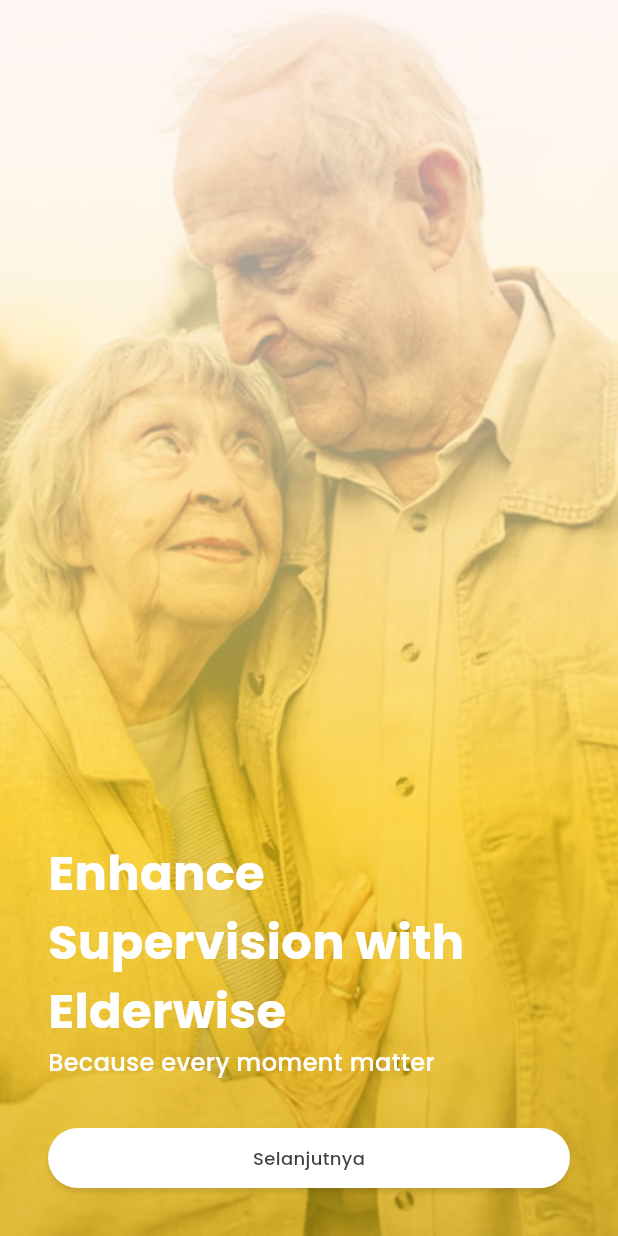
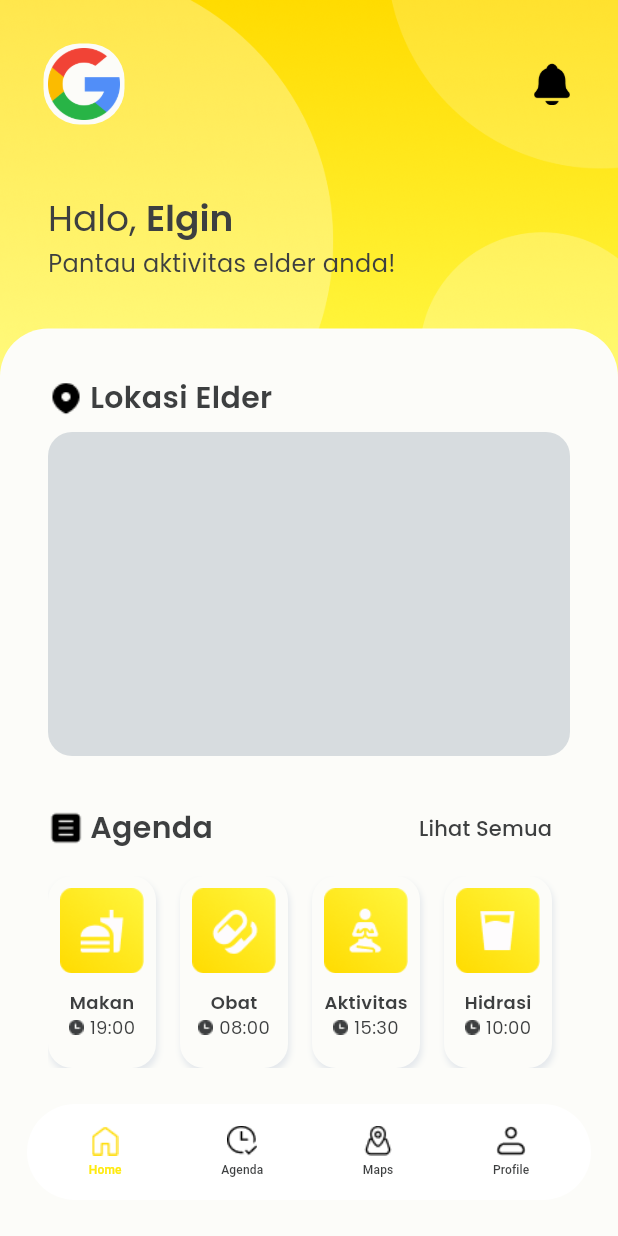
Before and after one commit to elginbrian/ELDERWISE-FE, a Flutter app: the screen it shows after launch, on a phone screen of 412 x 824 dp. Run offline on Flutter 3.47's test engine with Material 3 defaults, Android fonts, the phone set to English and light mode, and no system bars; our stand-ins replace animated_toggle_switch, bloc, dio, equatable, firebase_auth, firebase_core and 9 more; accounts and stored records are empty.

Commit message:
madding mode and homesceen

```diff
--- a/lib/presentation/routes/app_route.dart
+++ b/lib/presentation/routes/app_route.dart
@@ -1,6 +1,7 @@
 import 'package:elderwise/presentation/screens/agenda_screen/add_agenda.dart';
 import 'package:elderwise/presentation/screens/agenda_screen/agenda_page.dart';
 import 'package:elderwise/presentation/screens/auth_screen/login_screen.dart';
+import 'package:elderwise/presentation/screens/auth_screen/mode_screen.dart';
 import 'package:elderwise/presentation/screens/auth_screen/onboarding.dart';
 import 'package:elderwise/presentation/screens/auth_screen/profile_information/stepper.dart';
 import 'package:elderwise/presentation/screens/auth_screen/signup_screen.dart';
@@ -16,7 +17,7 @@ final GoRouter appRouter = GoRouter(
   initialLocation: '/onboarding',
   routes: [
     GoRoute(
-        path: '/onboarding', builder: (context, state) => const Onboarding()),
+        path: '/onboarding', builder: (context, state) => const MainScreen()),
     GoRoute(
       path: '/login',
       builder: (context, state) => const LoginScreen(),
@@ -28,7 +29,7 @@ final GoRouter appRouter = GoRouter(
     GoRoute(
         path: '/fill-information',
         builder: (context, state) => const StepperScreen()),
-    GoRoute(path: '/home', builder: (context, state) => const MainScreen()),
+    GoRoute(path: '/home', builder: (context, state) => const Onboarding()),
     GoRoute(
         path: '/profile', builder: (context, state) => const ProfileScreen()),
     GoRoute(
--- /dev/null
+++ b/lib/presentation/screens/auth_screen/mode_screen.dart
@@ -0,0 +1,122 @@
+import 'package:elderwise/presentation/screens/assets/image_string.dart';
+import 'package:elderwise/presentation/themes/colors.dart';
+import 'package:elderwise/presentation/widgets/button.dart';
+import 'package:flutter/material.dart';
+
+enum UserRole { elder, caregiver }
+
+class ModeScreen extends StatefulWidget {
+  const ModeScreen({super.key});
+
+  @override
+  State<ModeScreen> createState() => _ModeScreenState();
+}
+
+class _ModeScreenState extends State<ModeScreen> {
+  UserRole? _selectedRole;
+
+  Widget buildRoleOption(UserRole role, String label, String imageAsset) {
+  final bool isSelected = _selectedRole == role;
+  return GestureDetector(
+    onTap: () {
+      setState(() {
+        _selectedRole = role;
+      });
+    },
+    child: Container(
+      width: 300,
+      height: 128,
+      margin: const EdgeInsets.only(bottom: 16),
+      decoration: BoxDecoration(
+        color: AppColors.secondarySurface,
+        borderRadius: BorderRadius.circular(16),
+        boxShadow: [
+          BoxShadow(
+            color: isSelected ? AppColors.primaryMain : AppColors.neutral40,
+            spreadRadius: 3,
+            blurRadius: 0,
+            offset: const Offset(0, 0),
+          )
+        ],
+      ),
+      child: Row(
+        children: [
+          Container(
+            padding: const EdgeInsets.only(left: 48),
+            child: Image.asset(iconImages + imageAsset, width: 70),
+          ),
+          Expanded(
+            child: Align(
+              alignment: Alignment.center,
+              child: Text(
+                label,
+                style: const TextStyle(
+                  fontSize: 20,
+                  fontFamily: 'Poppins',
+                  fontWeight: FontWeight.w700,
+                ),
+              ),
+            ),
+          ),
+        ],
+      ),
+    ),
+  );
+}
+
+
+  @override
+  Widget build(BuildContext context) {
+    return Scaffold(
+      backgroundColor: AppColors.secondarySurface,
+      body: Column(
+        children: [
+          Image.asset(
+            'lib/presentation/screens/assets/images/banner.png',
+            fit: BoxFit.cover,
+          ),
+          Expanded(
+            child: Column(
+              mainAxisAlignment: MainAxisAlignment.spaceBetween,
+              children: [
+                Column(
+                  children: [
+                    const Padding(
+                      padding: EdgeInsets.all(32),
+                      child: Text(
+                        "Siapa Anda?",
+                        style: TextStyle(
+                          fontSize: 20,
+                          fontFamily: 'Poppins',
+                          fontWeight: FontWeight.w700,
+                        ),
+                      ),
+                    ),
+                    Column(
+                      children: [
+                        buildRoleOption(UserRole.elder, "Elder", "elder.png"),
+                        buildRoleOption(UserRole.caregiver, "Caregiver", "caregiver.png"),
+                      ],
+                    ),
+                  ],
+                ),
+                Padding(
+                  padding: const EdgeInsets.only(left: 32, right: 32, bottom: 32),
+                  child: MainButton(
+                    buttonText: "Konfirmasi",
+                    onTap: () {
+                      if (_selectedRole != null) {
+                        // Contoh aksi, bisa ganti ke navigasi juga
+                        print("Role yang dipilih: $_selectedRole");
+                      }
+                    },
+                  ),
+                ),
+              ],
+            ),
+          )
+        ],
+      ),
+    );
+  }
+}
--- a/lib/presentation/screens/geofence_screen/geofence_screen.dart
+++ b/lib/presentation/screens/geofence_screen/geofence_screen.dart
@@ -8,6 +8,7 @@ import 'package:elderwise/presentation/bloc/auth/auth_state.dart';
 import 'package:elderwise/presentation/bloc/user/user_bloc.dart';
 import 'package:elderwise/presentation/bloc/user/user_event.dart';
 import 'package:elderwise/presentation/bloc/user/user_state.dart';
+import 'package:elderwise/presentation/screens/assets/image_string.dart';
 import 'package:elderwise/presentation/screens/geofence_screen/set_fence_screen.dart';
 import 'package:elderwise/presentation/themes/colors.dart';
 import 'package:elderwise/presentation/utils/toast_helper.dart';
@@ -203,9 +204,10 @@ class _GeofenceScreenState extends State<GeofenceScreen> {
           decoration: const BoxDecoration(
             image: DecorationImage(
               image: AssetImage(
-                'lib/presentation/screens/assets/images/bg_floral.png',
+                iconImages + 'bg.png'
               ),
-              fit: BoxFit.cover,
+              fit: BoxFit.cover
+              // fit: BoxFit.fill,
             ),
           ),
           child: Column(
@@ -218,7 +220,7 @@ class _GeofenceScreenState extends State<GeofenceScreen> {
                       padding: const EdgeInsets.all(32),
                       width: double.infinity,
                       decoration: const BoxDecoration(
-                        color: AppColors.neutral20,
+                        color: AppColors.secondarySurface,
                         borderRadius: BorderRadius.only(
                           topLeft: Radius.circular(32.0),
                           topRight: Radius.circular(32.0),
@@ -231,7 +233,6 @@ class _GeofenceScreenState extends State<GeofenceScreen> {
                                 MainButton(
                                   buttonText: "Atur Area",
                                   onTap: () async {
-                                    // Navigate to SetFenceScreen and await result
                                     final result = await Navigator.push(
                                       context,
                                       MaterialPageRoute(
@@ -243,7 +244,6 @@ class _GeofenceScreenState extends State<GeofenceScreen> {
                                       ),
                                     );
 
-                                    // Process the result if it exists
                                     if (result != null &&
                                         result is Map<String, dynamic>) {
                                       _updateFenceData(
--- /dev/null
+++ b/lib/presentation/screens/main_screen/homescreen.dart
@@ -0,0 +1,282 @@
+import 'package:elderwise/presentation/screens/assets/image_string.dart';
+import 'package:elderwise/presentation/themes/colors.dart';
+import 'package:flutter/material.dart';
+
+class Homescreen extends StatelessWidget {
+  const Homescreen({super.key});
+
+  @override
+  Widget build(BuildContext context) {
+    // Dummy data untuk simulasi database
+    final List<Map<String, String>> agendaList = [
+      {'type': 'makan', 'time': '19:00'},
+      {'type': 'obat', 'time': '08:00'},
+      {'type': 'aktivitas', 'time': '15:30'},
+      {'type': 'hidrasi', 'time': '10:00'},
+      {'type': 'tidur', 'time': '21:00'},
+      {'type': 'tidur', 'time': '21:00'},
+      {'type': 'tidur', 'time': '21:00'},
+    ];
+
+    return Scaffold(
+      body: Container(
+        width: double.infinity,
+        height: double.infinity,
+        decoration: const BoxDecoration(
+          image: DecorationImage(
+            image: AssetImage(iconImages + 'bg.png'),
+            fit: BoxFit.cover,
+          ),
+        ),
+        child: Column(
+          children: [
+            Padding(
+              padding: const EdgeInsets.all(32.0),
+              child: SizedBox(
+                child: Column(
+                  crossAxisAlignment: CrossAxisAlignment.start,
+                  children: [
+                    Row(
+                      mainAxisAlignment: MainAxisAlignment.spaceBetween,
+                      children: [
+                        Container(
+                          width: 48,
+                          height: 48,
+                          decoration: BoxDecoration(
+                            borderRadius: BorderRadius.circular(24),
+                            boxShadow: [
+                              BoxShadow(
+                                color: AppColors.secondarySurface,
+                                spreadRadius: 3,
+                                blurRadius: 0,
+                              )
+                            ],
+                          ),
+                          child: Image.asset(iconImages + 'google.png'),
+                        ),
+                        Image.asset(
+                          iconImages + 'notif.png',
+                          width: 24,
+                        ),
+                      ],
+                    ),
+                    const SizedBox(height: 16),
+                    Padding(
+                      padding: const EdgeInsets.only(top: 32),
+                      child: Column(
+                        crossAxisAlignment: CrossAxisAlignment.start,
+                        children: [
+                          RichText(
+                            text: TextSpan(
+                              children: [
+                                TextSpan(
+                                  text: "Halo, ",
+                                  style: TextStyle(
+                                    color: AppColors.neutral90,
+                                    fontSize: 24,
+                                    fontFamily: 'Poppins',
+                                  ),
+                                ),
+                                TextSpan(
+                                  text: "Elgin",
+                                  style: TextStyle(
+                                    color: AppColors.neutral90,
+                                    fontSize: 24,
+                                    fontFamily: 'Poppins',
+                                    fontWeight: FontWeight.w600,
+                                  ),
+                                ),
+                              ],
+                            ),
+                          ),
+                          Text(
+                            "Pantau aktivitas elder anda!",
+                            style: TextStyle(
+                              color: AppColors.neutral90,
+                              fontSize: 16,
+                              fontFamily: 'Poppins',
+                            ),
+                          ),
+                        ],
+                      ),
+                    )
+                  ],
+                ),
+              ),
+            ),
+            Expanded(
+              child: Container(
+                padding: const EdgeInsets.all(32),
+                width: double.infinity,
+                decoration: const BoxDecoration(
+                  color: AppColors.secondarySurface,
+                  borderRadius: BorderRadius.only(
+                    topLeft: Radius.circular(32.0),
+                    topRight: Radius.circular(32.0),
+                  ),
+                ),
+                child: Column(
+                  crossAxisAlignment: CrossAxisAlignment.start,
+                  children: [
+                    Padding(
+                      padding: const EdgeInsets.only(bottom: 8.0),
+                      child: Row(
+                        crossAxisAlignment: CrossAxisAlignment.center,
+                        children: [
+                          Image.asset(iconImages + 'location.png'),
+                          SizedBox(width: 4),
+                          Text(
+                            "Lokasi Elder",
+                            style: TextStyle(
+                              color: AppColors.neutral90,
+                              fontSize: 20,
+                              fontFamily: 'Poppins',
+                              fontWeight: FontWeight.w600,
+                            ),
+                          ),
+                        ],
+                      ),
+                    ),
+                    Container(
+                      width: double.infinity,
+                      height: 216,
+                      decoration: BoxDecoration(
+                        color: AppColors.neutral40,
+                        borderRadius: BorderRadius.circular(16),
+                      ),
+                    ),
+                    Padding(
+                      padding: const EdgeInsets.only(bottom: 8.0, top: 24),
+                      child: Row(
+                        mainAxisAlignment: MainAxisAlignment.spaceBetween,
+                        children: [
+                          Row(
+                            crossAxisAlignment: CrossAxisAlignment.center,
+                            children: [
+                              Image.asset(iconImages + 'agenda.png'),
+                              SizedBox(width: 4),
+                              Text(
+                                "Agenda",
+                                style: TextStyle(
+                                  color: AppColors.neutral90,
+                                  fontSize: 20,
+                                  fontFamily: 'Poppins',
+                                  fontWeight: FontWeight.w600,
+                                ),
+                              )
+                            ],
+                          ),
+                          TextButton(
+                            onPressed: () {},
+                            child: Text(
+                              "Lihat Semua",
+                              style: TextStyle(
+                                color: AppColors.neutral90,
+                                fontSize: 14,
+                                fontFamily: 'Poppins',
+                              ),
+                            ),
+                          )
+                        ],
+                      ),
+                    ),
+                    SizedBox(
+                      height: 128,
+                      child: ListView.builder(
+                        scrollDirection: Axis.horizontal,
+                        itemCount: agendaList.length,
+                        itemBuilder: (context, index) {
+                          final item = agendaList[index];
+                          final type = item['type'] ?? '';
+                          final time = item['time'] ?? '';
+                          String iconFile;
+
+                          switch (type.toLowerCase()) {
+                            case 'obat':
+                              iconFile = 'medicine.png';
+                              break;
+                            case 'makan':
+                              iconFile = 'food.png';
+                              break;
+                            case 'hidrasi':
+                              iconFile = 'hidration.png';
+                              break;
+                            case 'aktivitas':
+                              iconFile = 'activity.png';
+                              break;
+                            default:
+                              iconFile = 'medicine.png';
+                          }
+
+                          return Padding(
+                            padding: const EdgeInsets.only(right: 16.0),
+                            child: Container(
+                              padding: EdgeInsets.all(8),
+                              width: 72,
+                              height: 128,
+                              decoration: BoxDecoration(
+                                borderRadius: BorderRadius.circular(16),
+                                color: AppColors.secondarySurface,
+                                boxShadow: [
+                                  BoxShadow(
+                                    blurRadius: 3,
+                                    color: AppColors.neutral30,
+                                    spreadRadius: 0,
+                                    offset: Offset(1, 3),
+                                  )
+                                ],
+                              ),
+                              child: Column(
+                                children: [
+                                  Image.asset(iconImages + iconFile),
+                                  Expanded(
+                                    child: Column(
+                                      mainAxisAlignment: MainAxisAlignment.center,
+                                      crossAxisAlignment: CrossAxisAlignment.center,
+                                      children: [
+                                        Text(
+                                          type[0].toUpperCase() + type.substring(1), // Capitalize
+                                          style: TextStyle(
+                                            color: AppColors.neutral90,
+                                            fontSize: 12,
+                                            fontFamily: 'Poppins',
+                                            fontWeight: FontWeight.w600,
+                                          ),
+                                        ),
+                                        Row(
+                                          mainAxisAlignment: MainAxisAlignment.center,
+                                          children: [
+                                            Padding(
+                                              padding: const EdgeInsets.only(right: 4.0),
+                                              child: Image.asset(iconImages + 'clock2.png'),
+                                            ),
+                                            Text(
+                                              time,
+                                              style: TextStyle(
+                                                color: AppColors.neutral90,
+                                                fontSize: 12,
+                                                fontFamily: 'Poppins',
+                                              ),
+                                            ),
+                                          ],
+                                        ),
+                                      ],
+                                    ),
+                                  ),
+                                ],
+                              ),
+                            ),
+                          );
+                        },
+                      ),
+                    )
+                  ],
+                ),
+              ),
+            ),
+          ],
+        ),
+      ),
+    );
+  }
+}
--- a/lib/presentation/screens/main_screen/main_screen.dart
+++ b/lib/presentation/screens/main_screen/main_screen.dart
@@ -1,5 +1,6 @@
 import 'package:elderwise/presentation/screens/assets/image_string.dart';
 import 'package:elderwise/presentation/screens/geofence_screen/geofence_screen.dart';
+import 'package:elderwise/presentation/screens/main_screen/homescreen.dart';
 import 'package:elderwise/presentation/screens/profile_screen/main_profile_screen.dart';
 import 'package:elderwise/presentation/themes/colors.dart';
 import 'package:flutter/material.dart';
@@ -161,7 +162,7 @@ class AgendaPlaceholderScreen extends StatelessWidget {
 }
 
 final List<Widget> screens = [
-  const HomePlaceholderScreen(),
+  const Homescreen(),
   const AgendaPage(),
   const GeofenceScreen(),
   const MainProfileScreen(),
--- a/lib/presentation/screens/profile_screen/main_profile_screen.dart
+++ b/lib/presentation/screens/profile_screen/main_profile_screen.dart
@@ -4,6 +4,7 @@ import 'package:elderwise/presentation/bloc/auth/auth_state.dart';
 import 'package:elderwise/presentation/bloc/user/user_bloc.dart';
 import 'package:elderwise/presentation/bloc/user/user_event.dart';
 import 'package:elderwise/presentation/bloc/user/user_state.dart';
+import 'package:elderwise/presentation/screens/assets/image_string.dart';
 import 'package:elderwise/presentation/widgets/button.dart';
 import 'package:flutter/material.dart';
 import 'package:flutter_bloc/flutter_bloc.dart';
@@ -173,7 +174,7 @@ class _MainProfileScreenState extends State<MainProfileScreen> {
                   decoration: const BoxDecoration(
                     image: DecorationImage(
                       image: AssetImage(
-                        'lib/presentation/screens/assets/images/bg_floral.png',
+                        iconImages + 'bg.png',
                       ),
                       fit: BoxFit.cover,
                     ),
```
Also changed, not shown: lib/presentation/screens/assets/images/banner.png, lib/presentation/screens/assets/images/icon/agenda.png (added), lib/presentation/screens/assets/images/icon/bg.png (added), lib/presentation/screens/assets/images/icon/caregiver.png (added), lib/presentation/screens/assets/images/icon/elder.png (added), lib/presentation/screens/assets/images/icon/location.png (added), lib/presentation/screens/assets/images/icon/notif.png (added).
